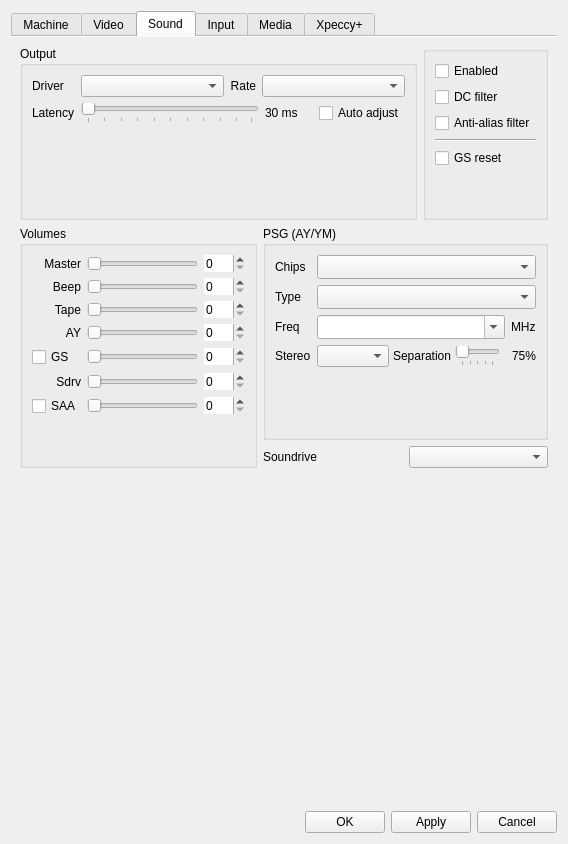
Above: ui/setupwin.ui from Volutar/xpeccy-plus before the change. Below: the same form after it.
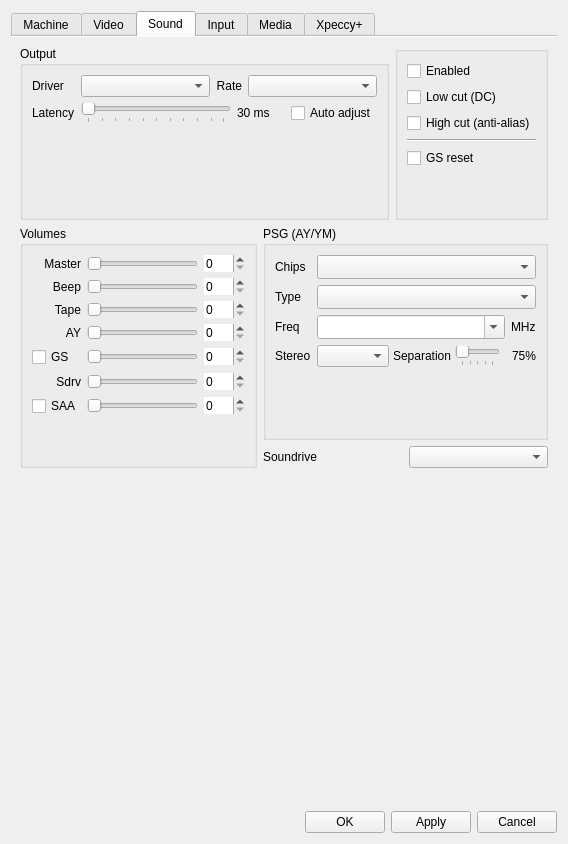
That is the form after the change. The open tabs and pages were chosen to show the change. Icons and pictures are not drawn. Custom widgets are drawn as their Qt base class.

Commit message:
sound: the two filters say which end they cut
"DC filter" and "anti-alias filter" name what they remove, which only
helps if you already know. They are Low cut (DC) and High cut
(anti-alias) now, and the tooltips say what each is for.

The edit to the form file:
```diff
--- a/ui/setupwin.ui
+++ b/ui/setupwin.ui
@@ -1988,7 +1988,7 @@
                  <string>Cuts the very lowest frequencies.&#10;The chips sit above zero rather than&#10;around it, which wastes loudness.</string>
                 </property>
                 <property name="text">
-                 <string>DC filter</string>
+                 <string>Low cut (DC)</string>
                 </property>
                </widget>
               </item>
@@ -1998,7 +1998,7 @@
                  <string>Cuts the very highest frequencies.&#10;Too high to be played, they fold back&#10;down and are heard as false notes.</string>
                 </property>
                 <property name="text">
-                 <string>Anti-alias filter</string>
+                 <string>High cut (anti-alias)</string>
                 </property>
                </widget>
               </item>
```
Left out of the diff: 4 changed lines with no effect on the pictures. The commit also changes 1 other file.
